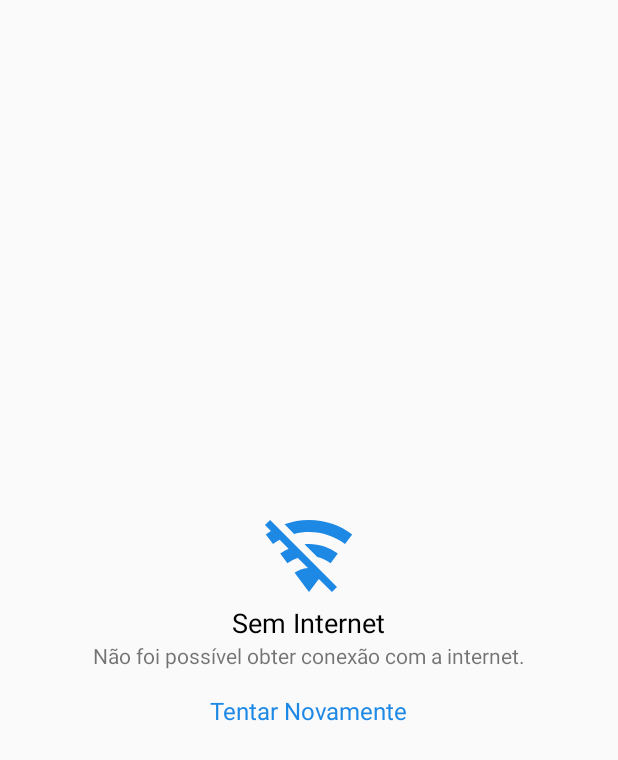
After one commit to ruiter/RedNews, an Android app: the layout offline.xml on its own in the app's theme, with its tools: preview values and no code run, on a phone screen of 412 x 824 dp. The commit adds this screen. Shown: the top 760 px of the screen. Run offline under Robolectric (Android 15) with nearby library versions, the phone set to English and light mode, and no system bars; network calls fail.

Commit message:
add offline layout

```diff
--- a/app/src/main/java/com/ruiter/rednews/ui/MainActivity.kt
+++ b/app/src/main/java/com/ruiter/rednews/ui/MainActivity.kt
@@ -13,5 +13,6 @@ class MainActivity : AppCompatActivity() {
         setContentView(R.layout.activity_main)
 
         startActivity(Intent(this, PostsListActivity::class.java))
+        finish()
     }
 }
--- a/posts/src/main/java/com/ruiter/posts/list/presentation/presenter/PostsListPresenter.kt
+++ b/posts/src/main/java/com/ruiter/posts/list/presentation/presenter/PostsListPresenter.kt
@@ -22,6 +22,7 @@ class PostsListPresenter @Inject constructor(val view: PostsListView, val getPos
 
         if (!bool) {
             Log.i("ruiter", "after " + after)
+            view.hideError()
             view.showProgress()
             after = null
         }
@@ -35,13 +36,15 @@ class PostsListPresenter @Inject constructor(val view: PostsListView, val getPos
 
         override fun onSuccess(t: PostsListBusinness) {
             val postsList: PostsList = t.toPostsList()
-            Log.i("ruiter", "onSucess postsList.after " + postsList.dataResponse.after)
+
             after = postsList.dataResponse.after
             view.setAdapter(postsList)
             view.hideProgress()
         }
 
         override fun onError(exception: Throwable) {
+            view.hideProgress()
+            view.showError()
             Log.i("ruiter", "onError " + exception.message)
         }
 
--- a/posts/src/main/java/com/ruiter/posts/list/presentation/view/PostsListActivity.kt
+++ b/posts/src/main/java/com/ruiter/posts/list/presentation/view/PostsListActivity.kt
@@ -15,6 +15,7 @@ import android.support.v7.widget.LinearLayoutManager
 import android.util.Log
 import android.view.View
 import com.ruiter.posts.list.presentation.model.PostsList
+import kotlinx.android.synthetic.main.offline.*
 import kotlinx.android.synthetic.main.progress_list.*
 
 class PostsListActivity : DaggerAppCompatActivity(), PostsListView {
@@ -38,6 +39,10 @@ class PostsListActivity : DaggerAppCompatActivity(), PostsListView {
 
         recyclerview.itemAnimator = DefaultItemAnimator()
         setLayoutManager()
+
+        tvButtonOffline.setOnClickListener{
+            request(false)
+        }
 
         request(false)
     }
@@ -96,9 +101,14 @@ class PostsListActivity : DaggerAppCompatActivity(), PostsListView {
     }
 
     override fun showError() {
+        llProgressList.visibility = View.GONE
+        recyclerview.visibility = View.GONE
+        llOffline.visibility = View.VISIBLE
     }
 
     override fun hideError() {
+        llOffline.visibility = View.GONE
+        llProgressList.visibility = View.VISIBLE
     }
 
     override fun onCreateOptionsMenu(menu: Menu?): Boolean {
--- /dev/null
+++ b/posts/src/main/res/drawable-v21/wifi_off.xml
@@ -0,0 +1,8 @@
+<!-- drawable/wifi_off.xml -->
+<vector xmlns:android="http://schemas.android.com/apk/res/android"
+    android:height="64dp"
+    android:width="64dp"
+    android:viewportWidth="24"
+    android:viewportHeight="24">
+    <path android:fillColor="@color/colorAccent" android:pathData="M2.28,3L1,4.27L2.47,5.74C2.04,6 1.61,6.29 1.2,6.6L3,9C3.53,8.6 4.08,8.25 4.66,7.93L6.89,10.16C6.15,10.5 5.44,10.91 4.8,11.4L6.6,13.8C7.38,13.22 8.26,12.77 9.2,12.47L11.75,15C10.5,15.07 9.34,15.5 8.4,16.2L12,21L14.46,17.73L17.74,21L19,19.72M12,3C9.85,3 7.8,3.38 5.9,4.07L8.29,6.47C9.5,6.16 10.72,6 12,6C15.38,6 18.5,7.11 21,9L22.8,6.6C19.79,4.34 16.06,3 12,3M12,9C11.62,9 11.25,9 10.88,9.05L14.07,12.25C15.29,12.53 16.43,13.07 17.4,13.8L19.2,11.4C17.2,9.89 14.7,9 12,9Z" />
+</vector>
--- /dev/null
+++ b/posts/src/main/res/layout/offline.xml
@@ -0,0 +1,37 @@
+<?xml version="1.0" encoding="utf-8"?>
+<LinearLayout xmlns:android="http://schemas.android.com/apk/res/android"
+    xmlns:app="http://schemas.android.com/apk/res-auto"
+    android:orientation="vertical"
+    android:layout_width="match_parent"
+    android:layout_height="match_parent"
+    android:gravity="center"
+    android:visibility="visible"
+    android:id="@+id/llOffline">
+
+    <ImageView
+        android:layout_width="wrap_content"
+        android:layout_height="wrap_content"
+        app:srcCompat="@drawable/wifi_off" />
+
+    <TextView
+        android:layout_width="wrap_content"
+        android:layout_height="wrap_content"
+        android:text="@string/offline"
+        android:textSize="@dimen/offline_title"
+        android:textColor="@color/colorBlack"/>
+
+    <TextView
+        android:layout_width="wrap_content"
+        android:layout_height="wrap_content"
+        android:text="@string/msg_offline"
+        android:textSize="@dimen/msg_no_connection"/>
+
+    <TextView
+        android:id="@+id/tvButtonOffline"
+        android:layout_width="wrap_content"
+        android:layout_height="wrap_content"
+        android:textSize="@dimen/try_again"
+        android:layout_marginTop="16dp"
+        android:textColor="@color/colorAccent"
+        android:text="@string/try_again"/>
+</LinearLayout>
--- a/posts/src/main/res/layout/posts_list_layout.xml
+++ b/posts/src/main/res/layout/posts_list_layout.xml
@@ -37,10 +37,8 @@
             android:visibility="gone"/>
 
         <include layout="@layout/progress_list"/>
-        <!--<include layout="@layout/loading"/>-->
 
-        <!-- Show this layout when the connection failed -->
-        <!--<include layout="@layout/error"/>-->
+        <include layout="@layout/offline"/>
 
     </FrameLayout>
 
--- /dev/null
+++ b/posts/src/main/res/values/dimens.xml
@@ -0,0 +1,6 @@
+<?xml version="1.0" encoding="utf-8"?>
+<resources>
+    <dimen name="offline_title">18sp</dimen>
+    <dimen name="msg_no_connection">14sp</dimen>
+    <dimen name="try_again">16sp</dimen>
+</resources>
--- a/posts/src/main/res/values/strings.xml
+++ b/posts/src/main/res/values/strings.xml
@@ -1,4 +1,7 @@
 <resources>
     <string name="app_name">Red News</string>
     <string name="update">Update</string>
+    <string name="offline">Sem Internet</string>
+    <string name="msg_offline">Não foi possível obter conexão com a internet.</string>
+    <string name="try_again">Tentar Novamente</string>
 </resources>
```
Also changed, not shown: posts/src/main/res/drawable/wifi_off.png (added).
